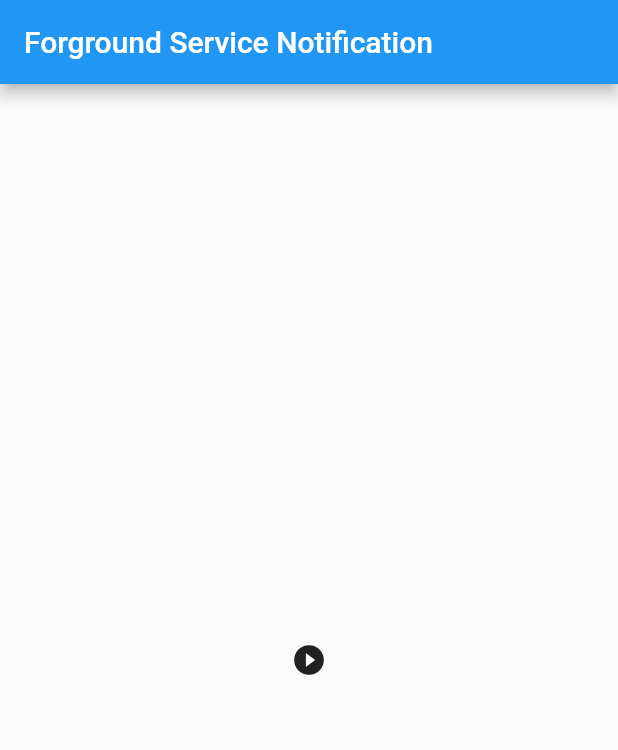
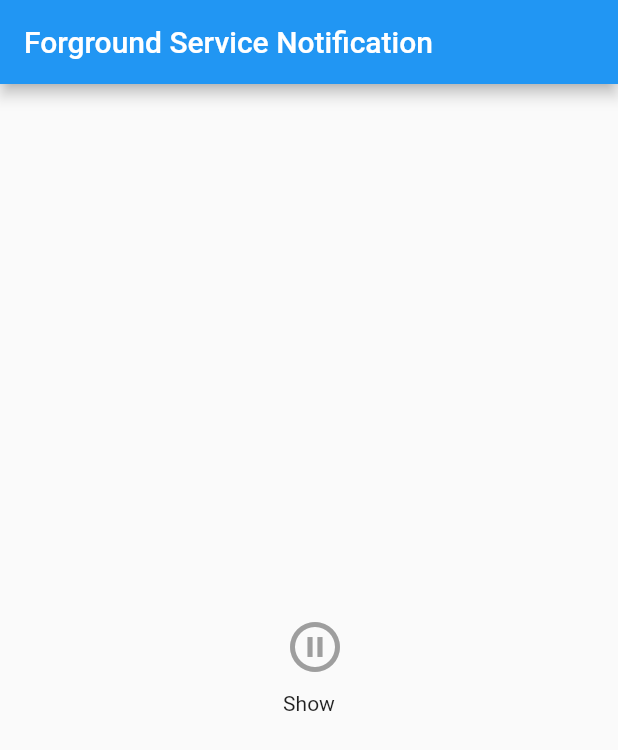
Before and after one commit to flutter-moum/flutter_foreground_notification, a Flutter app: the screen it shows after launch, on a phone screen of 412 x 824 dp. Shown: the top 750 px of the screen. Run offline on Flutter 3.47's test engine with Material 2 defaults, Android fonts, the phone set to English and light mode, and no system bars.

Commit message:
Update example code

```diff
--- a/example/lib/main.dart
+++ b/example/lib/main.dart
@@ -1,7 +1,4 @@
 import 'package:flutter/material.dart';
-import 'dart:async';
-
-import 'package:flutter/services.dart';
 import 'package:foreground_notification/foreground_notification.dart';
 
 void main() => runApp(MyApp());
@@ -12,23 +9,23 @@ class MyApp extends StatefulWidget {
 }
 
 class _MyAppState extends State<MyApp> {
-  String _platformVersion = 'Unknown';
-
   ForegroundNotification foregroundNotification;
+  bool isRunning = false;
 
   @override
   void initState() {
     super.initState();
     foregroundNotification = ForegroundNotification();
     ForegroundNotification().initialize(
-        selectNotification: null,
-        title: 'Flutter Test',
-        message: 'Flutter Message Body',
-        useChronometer: true,
-        when: DateTime.now().millisecondsSinceEpoch,
+      selectNotification: null,
+      title: 'Flutter Notification Title',
+      message: 'Flutter Message Body',
+      useChronometer: false,
+      when: DateTime.now().millisecondsSinceEpoch,
     );
 //    initPlatformState();
   }
+
   @override
   Widget build(BuildContext context) {
     return MaterialApp(
@@ -37,9 +34,50 @@ class _MyAppState extends State<MyApp> {
           title: const Text('Forground Service Notification'),
         ),
         body: Center(
-          child: IconButton(icon: Icon(Icons.play_circle_filled), onPressed: () => foregroundNotification.showAOSNotification()),
+          child: Column(
+            mainAxisAlignment: MainAxisAlignment.center,
+            children: <Widget>[
+              icon(),
+              SizedBox(
+                height: 10.0,
+              ),
+              Text(isRunning ? 'Close' : 'Show'),
+            ],
+          ),
         ),
       ),
     );
   }
+
+  Widget icon() {
+    return isRunning
+        ? IconButton(
+            icon: Icon(
+              Icons.play_circle_outline,
+              size: 40.0,
+              color: Colors.grey,
+            ),
+            onPressed: () async {
+              var result = await foregroundNotification.closeAOSNotification();
+              print('1111111111');
+              print(result);
+              setState(() {
+                isRunning = !isRunning;
+              });
+            })
+        : IconButton(
+            icon: Icon(
+              Icons.pause_circle_outline,
+              size: 40.0,
+              color: Colors.grey,
+            ),
+            onPressed: () async {
+              var result = await foregroundNotification.showAOSNotification();
+              print('22222222222');
+              print(result);
+              setState(() {
+                isRunning = !isRunning;
+              });
+            });
+  }
 }
```
